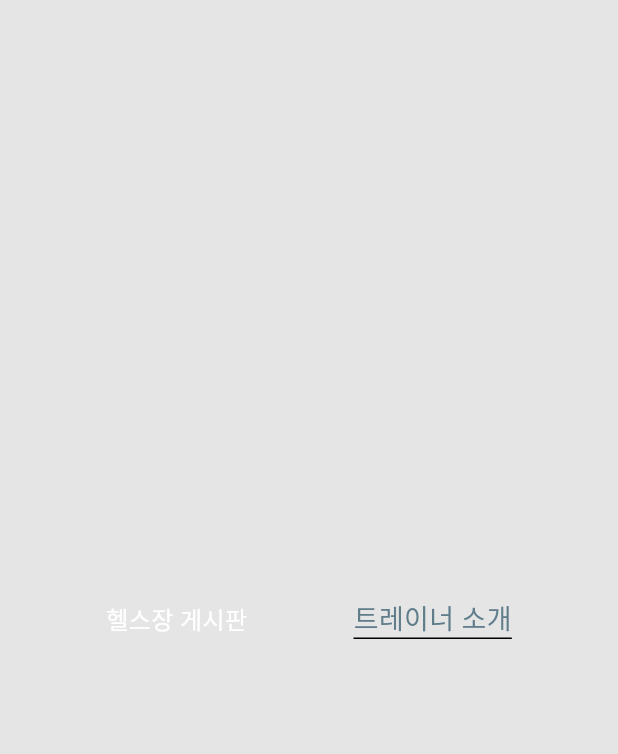
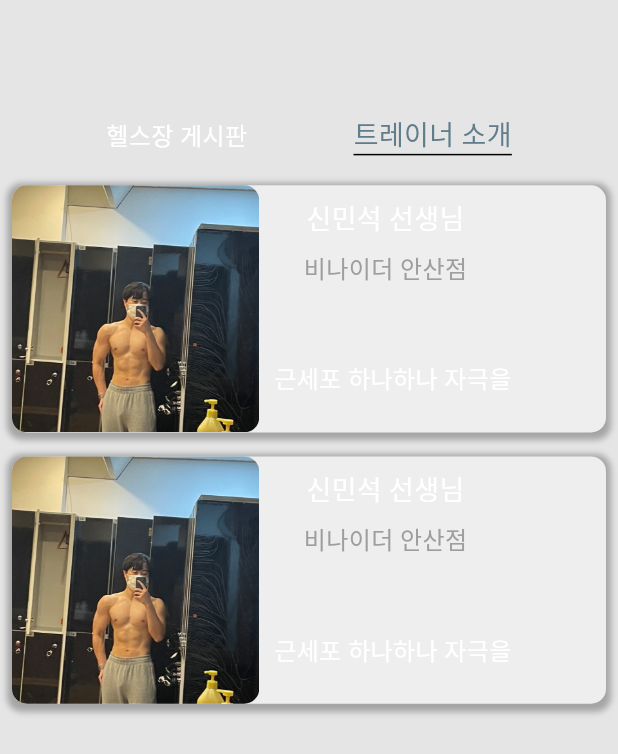
Before and after one commit to sinminseok/Ohm_App, a Flutter app: the PostPage screen opened directly, after a tap on "트레이너 소개", on a phone screen of 412 x 824 dp. Shown: the top 754 px of the screen. Run offline on Flutter 3.47's test engine with Material 2 defaults, Android fonts, the phone set to English and light mode, and no system bars; our stand-ins replace carousel_slider, charts_flutter, dio, file_picker, flutter_screenutil, flutter_svg and 8 more; missing offline and left inert: dart:ffi; accounts and stored records are empty; network calls fail; Roboto replaces fonts that are missing (boldfont).

Commit message:
file upload

```diff
--- a/lib/Client/View/post/post_page.dart
+++ b/lib/Client/View/post/post_page.dart
@@ -1,6 +1,8 @@
 import 'package:flutter/material.dart';
 import 'package:flutter/cupertino.dart';
 import 'package:flutter_screenutil/flutter_screenutil.dart';
+import '../../../Manager/Controller/PostApiController.dart';
+import '../../../Model/PostDto.dart';
 import '../../../Utils/constants.dart';
 import 'widgets/post_item.dart';
 
@@ -14,6 +16,14 @@ class PostPage extends StatefulWidget {
 class _PostPage extends State<PostPage> {
   String? admin_check_disk;
   bool? check_ontap = false;
+  var results;
+
+  Future<List<PostDto>?> load_posts()async{
+    //gymId
+    results =await PostApiController().findall_posts("2");
+    return results;
+  }
+
 
   @override
   void initState() {
@@ -33,8 +43,11 @@ class _PostPage extends State<PostPage> {
               alignment: Alignment.center,
               child: SingleChildScrollView(
                   child: Column(
+
                 children: [
-                  Row(
+                  Container(
+                    margin: EdgeInsets.only(top: 60.h),
+                    child: Row(
                       mainAxisAlignment: MainAxisAlignment.spaceEvenly,
                       children: [
                         InkWell(
@@ -95,28 +108,56 @@ class _PostPage extends State<PostPage> {
                                   ))),
                       ],
                     ),
-                  // check_ontap == false
-                  //     ? Container(
-                  //         width: 360.w,
-                  //         height: size.height * 0.7,
-                  //         child: ListView(
-                  //           children: [
-                  //             Gym_Post_Item(size, context,),
-                  //             Gym_Post_Item(size, context),
-                  //             Gym_Post_Item(size, context),
-                  //           ],
-                  //         ))
-                  //     : Container(
-                  //         width: size.width * 1,
-                  //         height: size.height * 0.7,
-                  //         child: ListView(
-                  //           children: [
-                  //             InkWell(
-                  //                 onTap: () {},
-                  //                 child: Gym_Trainer_Item(size, context)),
-                  //             Gym_Trainer_Item(size, context),
-                  //           ],
-                  //         ))
+                  ),
+                  Container(
+                    margin: EdgeInsets.only(top: 10.h),
+
+                    height: 590.h,
+                    child:      check_ontap == false
+                        ? FutureBuilder(
+                        future: load_posts(),
+                        builder: (BuildContext context, AsyncSnapshot snapshot) {
+                          //해당 부분은 data를 아직 받아 오지 못했을때 실행되는 부분을 의미한다.
+                          if (snapshot.hasData == false) {
+                            return CircularProgressIndicator();
+                          }
+                          //error가 발생하게 될 경우 반환하게 되는 부분
+                          else if (snapshot.hasError) {
+                            return Padding(
+                              padding: const EdgeInsets.all(8.0),
+                              child: Text(
+                                'Error: ${snapshot.error}',
+                                style: TextStyle(fontSize: 15),
+                              ),
+                            );
+                          }
+                          // 데이터를 정상적으로 받아오게 되면 다음 부분을 실행하게 되는 것이다.
+                          else {
+                            return Container(
+                                width: 360.w,
+                                height: 600.h,
+                                child: ListView.builder(
+                                    itemCount: results.length,
+                                    itemBuilder: (BuildContext ctx, int idx) {
+                                      return Post_Item(size, context,results[idx]);
+                                    }
+                                ));
+                          }
+                        })
+                        : Container(
+                        width: size.width * 1,
+                        height: size.height * 0.7,
+                        child: ListView(
+                          children: [
+                            InkWell(
+                                onTap: () {},
+                                child: Gym_Trainer_Item(size, context)),
+                            Gym_Trainer_Item(size, context),
+                          ],
+                        )),
+                  )
+
+
                 ],
               )
                   //관리자모드 (센터로 로그인했을경우)
--- a/lib/Client/View/post/widgets/post_item.dart
+++ b/lib/Client/View/post/widgets/post_item.dart
@@ -10,6 +10,7 @@ Widget Post_Item(Size size,context,PostDto postDto) {
 
   return InkWell(
     onTap: (){
+    //  print(postDto.imgs[0].filePath);
       Navigator.push(
           context,
           PageTransition(
@@ -39,7 +40,7 @@ Widget Post_Item(Size size,context,PostDto postDto) {
                 child: ClipRRect(
                     borderRadius: BorderRadius.circular(1.0),
                     child: Image.asset(
-                      "assets/images/img2.jpeg",
+                      "${postDto.imgs[0].filePath}",
                       fit: BoxFit.cover,
                     )),
               ),
--- a/lib/Manager/Controller/http_manager.dart
+++ b/lib/Manager/Controller/http_manager.dart
@@ -50,6 +50,7 @@ class Http_Manager with ChangeNotifier {
     var res = await http.post(Uri.parse(ManagerApi_Url().save_manager),
         headers: {
           'Content-Type': 'application/json',
+
           'Accept': 'application/json'
         },
         body: json.encode({
--- a/lib/Utils/http_urls.dart
+++ b/lib/Utils/http_urls.dart
@@ -30,7 +30,7 @@ class GymApi_Url{
 
   String find_byName = endpoint + "gym/name/";
 
-  String findall = endpoint + "gyms/";
+  String findall = endpoint + "gyms";
 
 }
 
@@ -42,4 +42,6 @@ class PostApi_Url{
   String findall_bygymId = endpoint + "posts/";
 
   String save_post = endpoint +"post/";
+
+  String save_postimgs = endpoint +"post/img/";
 }
--- a/pubspec.yaml
+++ b/pubspec.yaml
@@ -49,6 +49,7 @@ dependencies:
   blinking_text: ^1.0.2
   permission_handler: ^10.0.0
   intl: ^0.17.0
+  file_picker: ^5.2.5
   charts_flutter: ^0.12.0
   latlong2: ^0.8.1
   dio: ^4.0.6
```
Also changed, not shown: lib/Client/Controller/http/http_gym.dart (+6 -4 lines), lib/Client/View/search/search_page.dart (+75 -31 lines), lib/Manager/Controller/PostApiController.dart (+63 -32 lines), lib/Manager/View/post/detail_views/post_write.dart (+7 -3 lines), pubspec.lock, 1 other file. Lines whose indentation alone changed are shown as unchanged.
